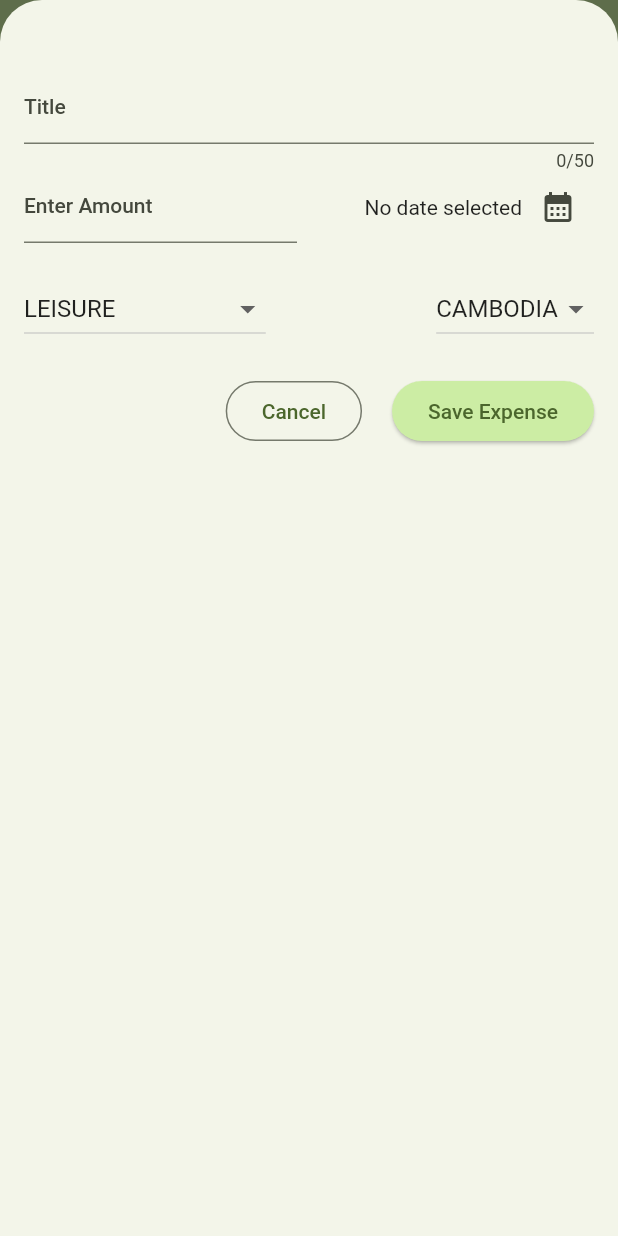
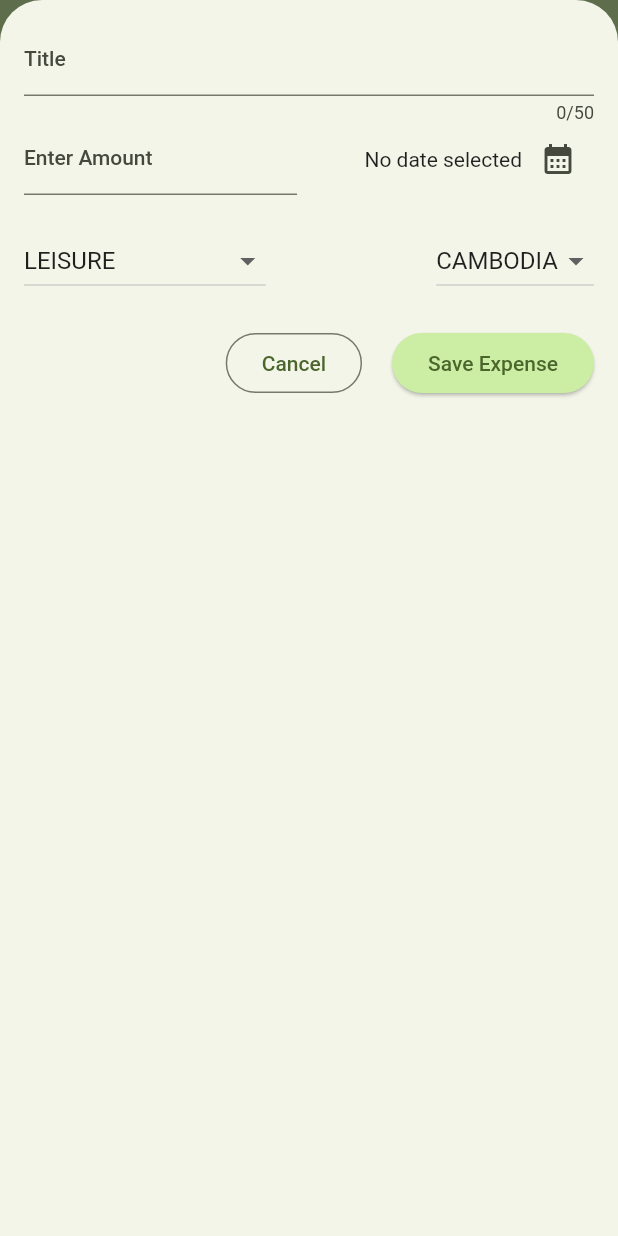
Before and after one commit to carlstep/expense_tracker_2, a Flutter app: the screen it shows after launch, after a tap on the "add" icon, on a phone screen of 412 x 824 dp. Run offline on Flutter 3.47's test engine with Material 2 defaults, Android fonts, the light colour scheme and no system bars; our stand-ins replace google_fonts.

Commit message:
bottomSheet layout

```diff
--- a/lib/main.dart
+++ b/lib/main.dart
@@ -1,5 +1,6 @@
 import 'package:flutter/material.dart';
 import 'package:expense_tracker_2/widgets/expenses.dart';
+
 import 'package:google_fonts/google_fonts.dart';
 
 var kColorScheme = ColorScheme.fromSeed(
@@ -63,6 +64,7 @@ class MainApp extends StatelessWidget {
               ),
             ),
       ),
+      debugShowCheckedModeBanner: false,
       themeMode: ThemeMode.system,
       home: const Expenses(),
     );
--- a/lib/widgets/expenses.dart
+++ b/lib/widgets/expenses.dart
@@ -82,7 +82,12 @@ class _ExpensesState extends State<Expenses> {
 
   void _openAddExpenseOverlay() {
     showModalBottomSheet(
+      useSafeArea: true,
       isScrollControlled: true,
+      constraints: BoxConstraints(
+        minWidth: 0,
+        maxWidth: MediaQuery.of(context).size.width,
+      ),
       context: context,
       builder: (ctx) => NewExpense(onAddExpense: _addExpense),
     );
@@ -118,6 +123,7 @@ class _ExpensesState extends State<Expenses> {
 
   @override
   Widget build(BuildContext context) {
+    final width = MediaQuery.of(context).size.width;
     Widget mainContent = const SingleChildScrollView(
       child: Center(
         child: Text('No expenses found. Start adding some!'),
@@ -144,10 +150,20 @@ class _ExpensesState extends State<Expenses> {
           ),
         ],
       ),
-      body: Column(
+      body: width < 600
+          ? Column(
               mainAxisAlignment: MainAxisAlignment.center,
               children: [
                 Chart(expenses: _registeredExpenses),
+                Expanded(
+                  child: mainContent,
+                ),
+              ],
+            )
+          : Row(
+              mainAxisAlignment: MainAxisAlignment.center,
+              children: [
+                Expanded(child: Chart(expenses: _registeredExpenses)),
                 Expanded(
                   child: mainContent,
                 ),
--- a/lib/widgets/new_expense.dart
+++ b/lib/widgets/new_expense.dart
@@ -71,7 +71,7 @@ class _NewExpenseState extends State<NewExpense> {
         altOneAmount: 00.1,
         altOneCurrency: 'ISO',
         transactionCountry: _selectedSpendCountry.name,
-        transactionLocation: 'transactionLocation',
+        transactionLocation: 'trxLocation',
         altTwoAmount: 00.2,
         altTwoCurrency: 'ISO',
       ),
@@ -88,10 +88,49 @@ class _NewExpenseState extends State<NewExpense> {
 
   @override
   Widget build(BuildContext context) {
-    return Padding(
-      padding: const EdgeInsets.fromLTRB(16, 48, 16, 16),
+    final keyboardSpace = MediaQuery.of(context).viewInsets.bottom;
+    return LayoutBuilder(builder: (ctx, constraints) {
+      final width = constraints.maxWidth;
+
+      return SizedBox(
+        height: double.infinity,
+        child: SingleChildScrollView(
+          child: Padding(
+            padding: EdgeInsets.fromLTRB(16, 16, 16, keyboardSpace + 16),
             child: Column(
               children: [
+                if (width >= 600)
+                  Row(
+                    crossAxisAlignment: CrossAxisAlignment.start,
+                    children: [
+                      Expanded(
+                        child: TextField(
+                          controller: _titleController,
+                          maxLength: 50,
+                          keyboardType: TextInputType.text,
+                          decoration: const InputDecoration(
+                            label: Text('Title'),
+                          ),
+                        ),
+                      ),
+                      const SizedBox(
+                        width: 20,
+                      ),
+                      Expanded(
+                        child: TextField(
+                          controller: _spendAmountController,
+                          keyboardType: const TextInputType.numberWithOptions(
+                              decimal: true),
+                          decoration: const InputDecoration(
+                            prefixText:
+                                '\$', // TODO - change prefixText to currencyCode
+                            label: Text('Enter Amount'),
+                          ),
+                        ),
+                      ),
+                    ],
+                  )
+                else
                   TextField(
                     controller: _titleController,
                     maxLength: 50,
@@ -105,8 +144,8 @@ class _NewExpenseState extends State<NewExpense> {
                     Expanded(
                       child: TextField(
                         controller: _spendAmountController,
-                  keyboardType:
-                      const TextInputType.numberWithOptions(decimal: true),
+                        keyboardType: const TextInputType.numberWithOptions(
+                            decimal: true),
                         decoration: const InputDecoration(
                           prefixText:
                               '\$', // TODO - change prefixText to currencyCode
@@ -208,6 +247,9 @@ class _NewExpenseState extends State<NewExpense> {
                 ),
               ],
             ),
+          ),
+        ),
       );
+    });
   }
 }
```
Lines whose indentation alone changed are shown as unchanged.
